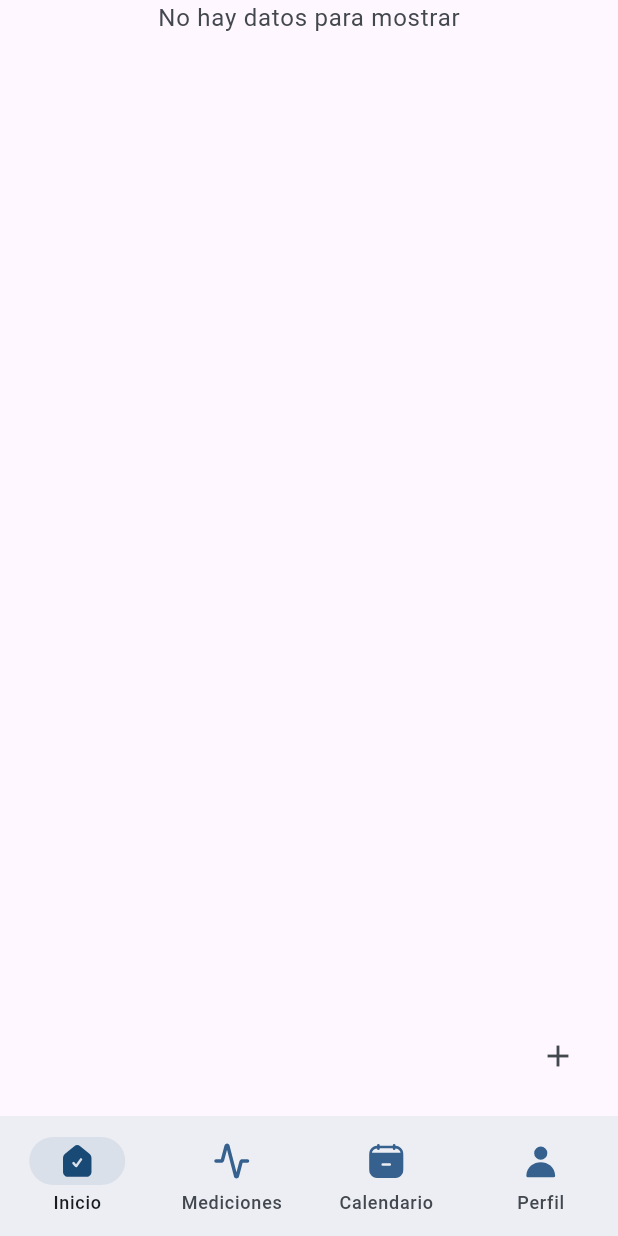
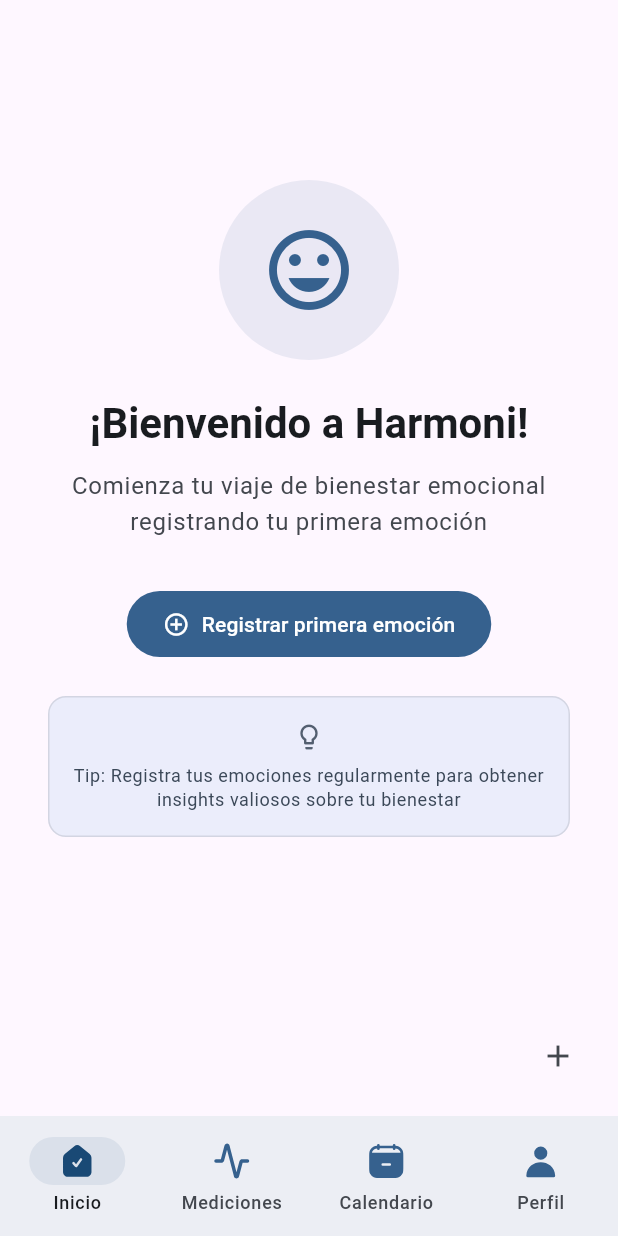
Before and after one commit to palmerovicdev/harmoni, a Flutter app: the HomePage screen opened by its route, on a phone screen of 412 x 824 dp. Run offline on Flutter 3.47's test engine with Material 3 defaults, Android fonts, the phone set to English and light mode, and no system bars; our stand-ins replace bloc, camera, dio, drift, equatable, fl_chart and 7 more; accounts and stored records are empty; generated files the repository leaves out were written again; network calls fail.

Commit message:
feat: more changes

```diff
--- a/lib/core/service_locator/service_locator.dart
+++ b/lib/core/service_locator/service_locator.dart
@@ -33,6 +33,9 @@ loadAllInformation() async {
   var general = jsonDecode(await rootBundle.loadString(Assets.helpInformationGeneral));
   helpInformation = <String, dynamic>{
     'general': general['questions'],
+    'emociones': jsonDecode(await rootBundle.loadString(Assets.helpInformationEmociones))['questions'],
+    'cuenta': jsonDecode(await rootBundle.loadString(Assets.helpInformationCuenta))['questions'],
+    'calendario': jsonDecode(await rootBundle.loadString(Assets.helpInformationCalendario))['questions'],
   };
   logI('Values for help information: ${jsonEncode(helpInformation)}');
 }
--- a/lib/features/home/presentation/page/home_calendar_page.dart
+++ b/lib/features/home/presentation/page/home_calendar_page.dart
@@ -1,7 +1,6 @@
 import 'package:flutter/material.dart';
 import 'package:flutter_svg/svg.dart';
 import 'package:harmoni/core/service_locator/service_locator.dart';
-import 'package:harmoni/generated/assets.dart';
 import 'package:intl/intl.dart';
 
 import '../../../../core/helpers/utils.dart';
--- a/lib/features/home/presentation/page/home_page.dart
+++ b/lib/features/home/presentation/page/home_page.dart
@@ -50,10 +50,10 @@ class HomePage extends StatelessWidget {
           child: Column(
             mainAxisAlignment: MainAxisAlignment.center,
             children: [
-              if (moodTracks?.isEmpty ?? true)
-                Center(
-                  child: Text('No hay datos para mostrar', style: theme.textTheme.bodyLarge?.copyWith(color: theme.colorScheme.onSurfaceVariant)),
-                ),
+              if (moodTracks?.isEmpty ?? true) ...[
+                SizedBox(height: 120),
+                _buildEmptyState(context, theme),
+              ],
               if (moodTracks?.isNotEmpty ?? false) WeeklyMoodChart(moodTracks: moodTracks!),
               if (moodTracks?.isNotEmpty ?? false) MoodStabilityWidget(moodTracks: moodTracks!),
               if (moodTracks?.isNotEmpty ?? false) AnnualMoodRadarWidget(moodTracks: moodTracks!),
@@ -63,4 +63,85 @@ class HomePage extends StatelessWidget {
       ),
     );
   }
+
+  Widget _buildEmptyState(BuildContext context, ThemeData theme) {
+    return Container(
+      margin: EdgeInsets.symmetric(horizontal: 32),
+      child: Column(
+        mainAxisAlignment: MainAxisAlignment.center,
+        children: [
+          Container(
+            width: 120,
+            height: 120,
+            decoration: BoxDecoration(
+              color: theme.colorScheme.primary.withValues(alpha: 0.1),
+              borderRadius: BorderRadius.circular(60),
+            ),
+            child: Icon(
+              Icons.mood,
+              size: 64,
+              color: theme.colorScheme.primary,
+            ),
+          ),
+          SizedBox(height: 24),
+          Text(
+            '¡Bienvenido a Harmoni!',
+            style: theme.textTheme.headlineMedium?.copyWith(
+              color: theme.colorScheme.onSurface,
+              fontWeight: FontWeight.bold,
+            ),
+            textAlign: TextAlign.center,
+          ),
+          SizedBox(height: 12),
+          Text(
+            'Comienza tu viaje de bienestar emocional registrando tu primera emoción',
+            style: theme.textTheme.bodyLarge?.copyWith(
+              color: theme.colorScheme.onSurfaceVariant,
+            ),
+            textAlign: TextAlign.center,
+          ),
+          SizedBox(height: 32),
+          FilledButton.icon(
+            onPressed: () => context.pushNamed(HomeRoute.trackEmotion.data.name),
+            icon: Icon(Icons.add_circle_outline),
+            label: Text('Registrar primera emoción'),
+            style: FilledButton.styleFrom(
+              padding: EdgeInsets.symmetric(horizontal: 24, vertical: 12),
+              shape: RoundedRectangleBorder(
+                borderRadius: BorderRadius.circular(24),
+              ),
+            ),
+          ),
+          SizedBox(height: 24),
+          Container(
+            padding: EdgeInsets.all(16),
+            decoration: BoxDecoration(
+              color: theme.colorScheme.secondaryContainer.withValues(alpha: 0.5),
+              borderRadius: BorderRadius.circular(12),
+              border: Border.all(
+                color: theme.colorScheme.outline.withValues(alpha: 0.2),
+              ),
+            ),
+            child: Column(
+              children: [
+                Icon(
+                  Icons.lightbulb_outline,
+                  color: theme.colorScheme.secondary,
+                  size: 20,
+                ),
+                SizedBox(height: 8),
+                Text(
+                  'Tip: Registra tus emociones regularmente para obtener insights valiosos sobre tu bienestar',
+                  style: theme.textTheme.bodySmall?.copyWith(
+                    color: theme.colorScheme.onSecondaryContainer,
+                  ),
+                  textAlign: TextAlign.center,
+                ),
+              ],
+            ),
+          ),
+        ],
+      ),
+    );
+  }
 }
--- a/lib/features/home/presentation/page/home_track_emotion_page.dart
+++ b/lib/features/home/presentation/page/home_track_emotion_page.dart
@@ -3,7 +3,6 @@ import 'dart:io';
 import 'package:flutter/material.dart';
 import 'package:flutter_bloc/flutter_bloc.dart';
 import 'package:go_router/go_router.dart';
-import 'package:harmoni/core/service_locator/service_locator.dart';
 import 'package:harmoni/router/general_routes.dart';
 
 import '../../../../core/widgets/emotional_stability_notification.dart';
--- a/lib/features/home/presentation/widget/mood_entry_card.dart
+++ b/lib/features/home/presentation/widget/mood_entry_card.dart
@@ -1,6 +1,7 @@
 import 'package:flutter/material.dart';
 import 'package:flutter_svg/flutter_svg.dart';
 import 'package:harmoni/core/helpers/utils.dart';
+
 import '../../../../generated/assets.dart';
 
 class MoodEntryCard extends StatelessWidget {
@@ -56,7 +57,7 @@ class MoodEntryCard extends StatelessWidget {
   }
 
   Color _getMoodColor(String moodLabel) {
-    return emotionColors[EmotionType.fromEmotionName(moodLabel.toLowerCase())]??Colors.transparent;
+    return emotionColors[EmotionType.fromEmotionName(moodLabel.toLowerCase())] ?? Colors.transparent;
   }
 
   @override
--- a/lib/features/home/service/home_service.dart
+++ b/lib/features/home/service/home_service.dart
@@ -1,8 +1,7 @@
-import 'package:flutter/material.dart';
 import 'package:harmoni/core/service_locator/service_locator.dart';
 import 'package:harmoni/features/home/data/repository/home_repository.dart';
 
-import '../model/model/activity_model.dart';
+import '../../my_profile/service/my_profile_service.dart';
 import '../model/response/home_summary_data.dart';
 
 class HomeService {
@@ -19,11 +18,6 @@ class HomeService {
     var userId = getMyProfileService().userProfile?.id;
     if (userId == null) return;
 
-    var activities = [
-      Activity(id: 1, color: Colors.blue.value, name: "Leer"),
-      Activity(id: 2, color: Colors.orange.value, name: "Caminar"),
-      Activity(id: 3, color: Colors.yellow.value, name: "Jugar"),
-    ];
     var emotions = await _homeRepository.getEmotions();
 
     homeSummaryData?.activities = activities;
--- a/lib/features/my_profile/presentation/page/age_page.dart
+++ b/lib/features/my_profile/presentation/page/age_page.dart
@@ -109,7 +109,7 @@ class AgePage extends StatelessWidget {
                     var cubit = context.read<AgeCubit>();
                     isFromSettings ? cubit.updateAge(fixedExtentScrollController.selectedItem + 12) : cubit.saveAge(fixedExtentScrollController.selectedItem + 12);
                     getMyProfileService().signUp();
-                    // await getHomeService().homeSummary();
+                    await getHomeService().homeSummary();
 
                     isFromSettings ? context.pushNamed(MyProfileRoute.allDone.data.name, extra: true) : context.pushNamed(HomeRoute.home.data.name);
                   },
--- a/lib/features/my_profile/presentation/page/sign_in_page.dart
+++ b/lib/features/my_profile/presentation/page/sign_in_page.dart
@@ -161,7 +161,7 @@ class SignInPage extends StatelessWidget {
                                 return;
                               }
                               if (context.mounted) {
-                                // await getHomeService().homeSummary();
+                                await getHomeService().homeSummary();
                                 context.pushNamed(HomeRoute.home.data.name);
                               }
                             }
--- a/lib/features/my_profile/service/my_profile_service.dart
+++ b/lib/features/my_profile/service/my_profile_service.dart
@@ -52,7 +52,6 @@ class MyProfileService {
 
   Future<void> setupInitialDataForUser() async {
     // if (!await isFirstTimeOpen()) return;
-    // TODO 6/11/25 palmerodev : activate this line when the app is ready to be released
 
     getHomeRepository().createActivities(activities);
   }
--- a/pubspec.yaml
+++ b/pubspec.yaml
@@ -63,3 +63,4 @@ flutter:
     - assets/images/
     - assets/help_information/
     - pubspec.yaml
+    - assets/mocked_data/
```
Also changed, not shown: lib/core/helpers/utils.dart (+11 -20 lines), lib/features/home/presentation/page/home_analytics_patterns_page.dart (+2 -5 lines), lib/generated/assets.dart.
